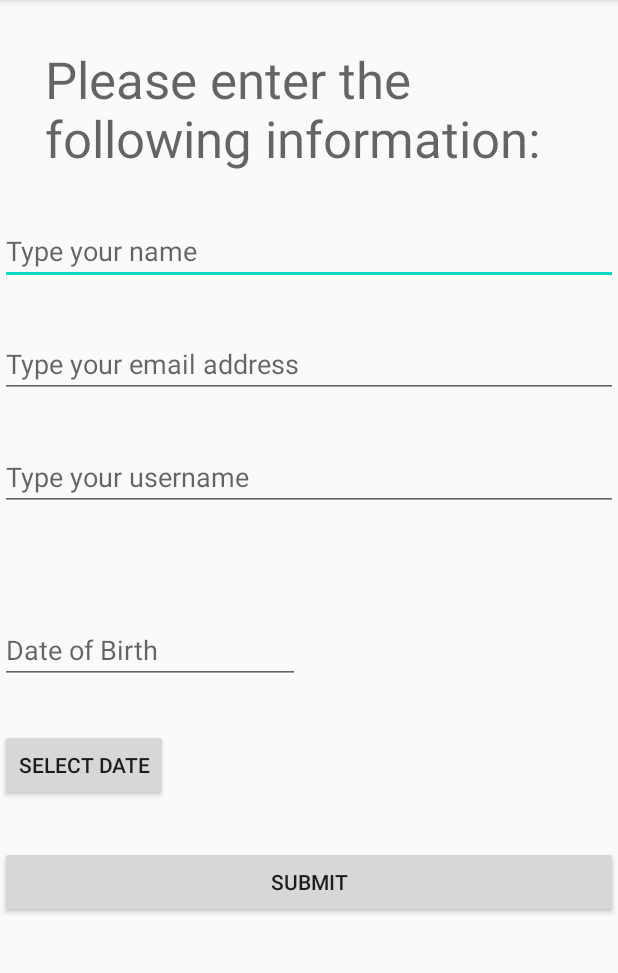
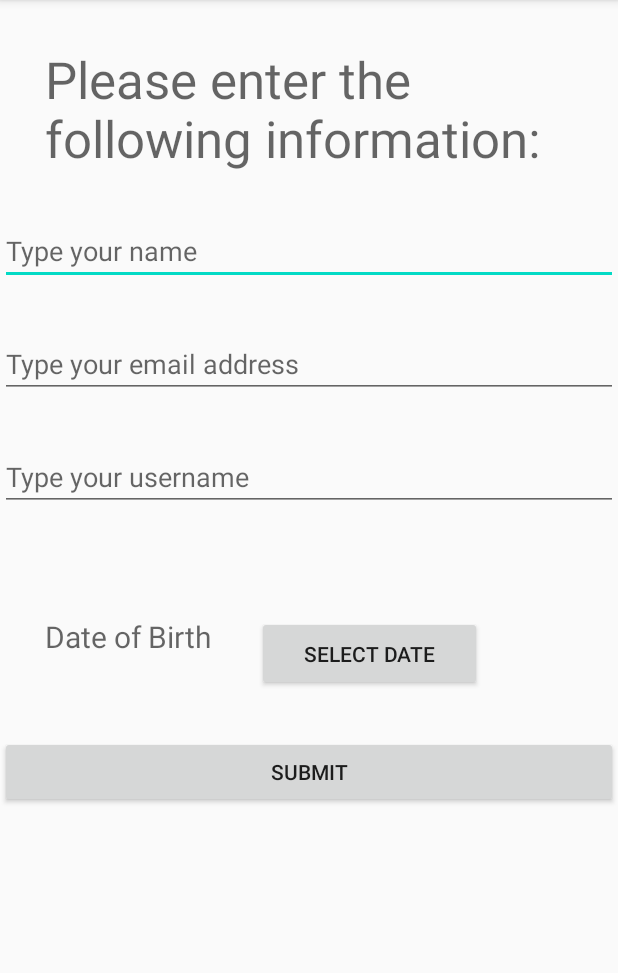
Before and after one commit to unicornsleuth/340-hw1, an Android app: the FormActivity screen opened directly, with no data from a screen before it, on a phone screen of 412 x 824 dp, the part 84-1057 px from its top. Run offline under Robolectric (Android 15) with nearby library versions, the phone set to English and light mode, and no system bars.

Commit message:
some display mod, starting form validation

```diff
--- a/app/build.gradle
+++ b/app/build.gradle
@@ -36,5 +36,6 @@ dependencies {
     testImplementation 'junit:junit:4.12'
     androidTestImplementation 'androidx.test.ext:junit:1.1.1'
     androidTestImplementation 'androidx.test.espresso:espresso-core:3.2.0'
+    androidTestImplementation 'androidx.test.espresso:espresso-intents:3.2.0'
     implementation 'com.google.firebase:firebase-analytics:17.2.2'
 }
--- a/app/src/main/res/layout/activity_form.xml
+++ b/app/src/main/res/layout/activity_form.xml
@@ -2,7 +2,7 @@
 <ScrollView
     xmlns:android="http://schemas.android.com/apk/res/android"
     android:id="@+id/form_scroll_view"
-    android:layout_width="wrap_content"
+    android:layout_width="fill_parent"
     android:layout_height="wrap_content"
     android:scrollbars="vertical">
     <LinearLayout
@@ -27,6 +27,7 @@
             android:layout_height="wrap_content"
             android:hint="@string/enter_name"
             android:inputType="textPersonName"
+            android:digits="abcdefghijklmnopqrstuvwxyzABCDEFGHIJKLMNOPQRSTUVWXYZ "
             android:layout_width="fill_parent">
         </EditText>
 
@@ -49,21 +50,29 @@
             android:layout_width="fill_parent">
         </EditText>
 
-        <EditText
+        <RelativeLayout
+
+            android:layout_height="wrap_content"
+            android:layout_width="fill_parent">
+            <TextView
                 android:id="@+id/in_date"
-            android:layout_width="200dp"
-            android:layout_height="wrap_content"
-            android:inputType="date"
+                android:layout_width="wrap_content"
+                android:textSize="@dimen/font_size_std"
+                android:layout_height="@dimen/form_button_height"
+                android:layout_marginHorizontal="@dimen/text_padding"
                 android:hint="@string/date_of_birth"
                 android:layout_marginTop="@dimen/temp_padding" />
 
             <Button
                 android:id="@+id/button_date"
-            android:layout_width="wrap_content"
-            android:layout_height="wrap_content"
+                android:layout_width="@dimen/form_button_width"
+                android:layout_height="@dimen/form_button_height"
+                android:layout_alignBottom="@id/in_date"
+                android:layout_toEndOf="@id/in_date"
                 android:layout_marginTop="@dimen/text_padding"
                 android:text="@string/select_date"
                 android:onClick="onDateClick"/>
+        </RelativeLayout>
 
         <Button
             android:id="@+id/button_submit_form"
--- a/app/src/main/res/layout/activity_success.xml
+++ b/app/src/main/res/layout/activity_success.xml
@@ -4,7 +4,7 @@
     android:layout_width="match_parent"
     android:layout_height="match_parent"
     android:orientation="vertical"
-    tools:context=".MainActivity">
+    tools:context=".FormSuccessActivity">
 
 
         <TextView
--- a/app/src/main/res/values/dimens.xml
+++ b/app/src/main/res/values/dimens.xml
@@ -4,6 +4,6 @@
     <dimen name="temp_padding">70dp</dimen>
 
     <dimen name="form_button_height">50dp</dimen>
-    <dimen name="form_button_width">100dp</dimen>
-    <dimen name="form_button_y">300dp</dimen>
+    <dimen name="form_button_width">150dp</dimen>
+    <dimen name="font_size_std">20sp</dimen>
 </resources>
--- a/app/src/main/res/values/strings.xml
+++ b/app/src/main/res/values/strings.xml
@@ -10,12 +10,22 @@
     <string name="date_created">18 Apr 2020</string>
     <string name="is_cat_with_hotdog">is cat with hotdog</string>
     <string name="go_to_form_button">FORM</string>
+
     <string name="form_instructions">Please enter the following information:</string>
     <string name="enter_name">Type your name</string>
+    <string name="name">name</string>
     <string name="enter_email">Type your email address</string>
+    <string name="email">email</string>
     <string name="enter_username">Type your username</string>
+    <string name="username">username</string>
+    <string name="date_of_birth">Date of Birth</string>
+    <string name="birthdate">birthdate</string>
     <string name="select_date">SELECT DATE</string>
     <string name="submit">SUBMIT</string>
-    <string name="date_of_birth">Date of Birth</string>
+
+    <string name="user_data">user data bundle</string>
+
     <string name="thanks_signup">Thanks for Signing Up</string>
+    <string name="error_field_required">required field</string>
+
 </resources>
```
Also changed, not shown: app/src/main/java/com/example/lyaho340hw1/FormActivity.java (+15 -7 lines), app/src/main/java/com/example/lyaho340hw1/FormSuccessActivity.java (+9 -0 lines), 1 other file. Lines whose indentation alone changed are shown as unchanged.
